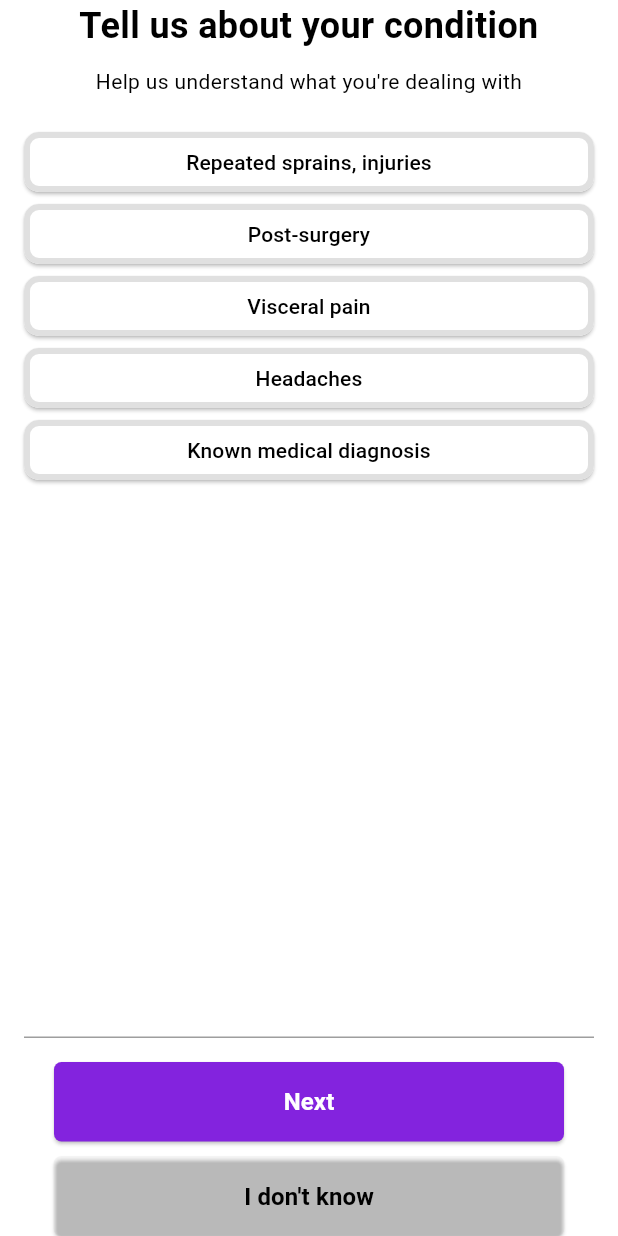
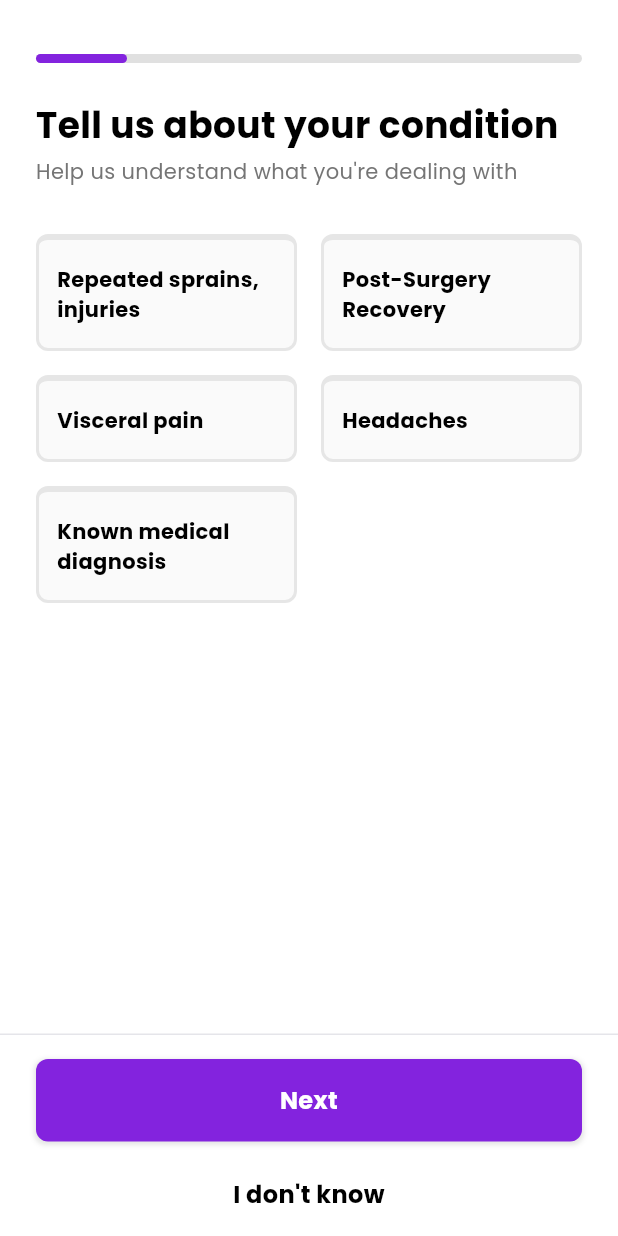
Before and after one commit to Akshat-sGit/cogniant, a Flutter app: the screen it shows after launch, after a tap on "Next", on a phone screen of 412 x 824 dp. Run offline on Flutter 3.47's test engine with Material 3 defaults, Android fonts, the phone set to English and light mode, and no system bars; our stand-ins replace google_fonts.

Commit message:
UI changes

```diff
--- a/lib/main.dart
+++ b/lib/main.dart
@@ -1,6 +1,7 @@
-import 'package:cogniant/screens/first_screen.dart';
+import 'package:cogniant/screens/first_page.dart';
 import 'package:cogniant/screens/second_page.dart';
 import 'package:flutter/material.dart';
+import 'package:google_fonts/google_fonts.dart';
 
 void main() {
   runApp(const MyApp());
@@ -9,15 +10,19 @@ void main() {
 class MyApp extends StatelessWidget {
   const MyApp({super.key});
 
-  // This widget is the root of your application.
   @override
   Widget build(BuildContext context) {
     return MaterialApp(
       debugShowCheckedModeBanner: false,
-      initialRoute: FirstPage.id ,
+      theme: ThemeData(
+        textTheme: GoogleFonts.poppinsTextTheme(
+          Theme.of(context).textTheme,
+        ),
+      ),
+      initialRoute: FirstPage.id,
       routes: {
-        FirstPage.id: (context) => const  FirstPage(),
-        SecondPage.id: (context) => SecondPage(),
+        FirstPage.id: (context) => const FirstPage(),
+        SecondPage.id: (context) => const SecondPage(),
       },
     );
   }
--- /dev/null
+++ b/lib/screens/first_page.dart
@@ -0,0 +1,96 @@
+import 'package:cogniant/screens/second_page.dart';
+import 'package:cogniant/widgets/custom_button.dart';
+import 'package:flutter/material.dart';
+
+class FirstPage extends StatelessWidget {
+  const FirstPage({super.key});
+
+  static const String id = 'Firstpage';
+
+  @override
+  Widget build(BuildContext context) {
+    return Scaffold(
+      backgroundColor: const Color(0xFF530e99),
+      body: Padding(
+        padding: const EdgeInsets.symmetric(horizontal: 24.0),
+        child: Column(
+          crossAxisAlignment: CrossAxisAlignment.stretch,
+          children: [
+            Expanded(
+              child: Center(
+                child: Column(
+                  mainAxisAlignment: MainAxisAlignment.center,
+                  crossAxisAlignment: CrossAxisAlignment.start,
+                  children: [
+                    const Text(
+                      'First, help us',
+                      style: TextStyle(
+                          color: Colors.white,
+                          fontSize: 28,
+                          fontWeight: FontWeight.w700),
+                    ),
+                    const Text(
+                      'understand',
+                      style: TextStyle(
+                          color: Colors.white,
+                          fontSize: 28,
+                          fontWeight: FontWeight.w700),
+                    ),
+                    const Text(
+                      'your conditions',
+                      style: TextStyle(
+                          color: Colors.white,
+                          fontSize: 28,
+                          fontWeight: FontWeight.w700),
+                    ),
+                    const SizedBox(height: 12),
+                    const Text(
+                      'This will allow us to:',
+                      style: TextStyle(color: Colors.white),
+                    ),
+                    const SizedBox(height: 12),
+                    buildListItem('Recommend better treatments'),
+                    buildListItem('Personalize your experience'),
+                    buildListItem('Provide you with relevant content'),
+                  ],
+                ),
+              ),
+            ),
+            CustomButton(
+              buttonText: 'Next',
+              callbackAction: () => Navigator.pushNamed(context, SecondPage.id),
+            ),
+            SizedBox(
+              height: MediaQuery.of(context).padding.bottom + 16.0,
+            ),
+          ],
+        ),
+      ),
+    );
+  }
+
+  Widget buildListItem(String text) {
+    return Padding(
+      padding: const EdgeInsets.symmetric(vertical: 8.0),
+      child: Row(
+        crossAxisAlignment: CrossAxisAlignment.center,
+        children: [
+          const CircleAvatar(
+            backgroundColor: Color.fromARGB(255, 132, 32, 228),
+            radius: 12, // Adjust the radius of the circle
+            child: Icon(
+              Icons.check,
+              color: Colors.white, // White checkmark icon
+              size: 18, // Adjust the size of the icon
+            ),
+          ),
+          const SizedBox(width: 10),
+          Text(
+            text,
+            style: const TextStyle(color: Colors.white),
+          ),
+        ],
+      ),
+    );
+  }
+}
--- a/lib/screens/first_screen.dart
+++ /dev/null
@@ -1,107 +0,0 @@
-import 'package:cogniant/screens/second_page.dart';
-import 'package:flutter/material.dart';
-
-class FirstPage extends StatelessWidget {
-  const FirstPage({super.key});
-
-  static const String id = 'Firstpage';
-
-  @override
-  Widget build(BuildContext context) {
-    return Scaffold(
-      backgroundColor:const Color(0xFF530e99), // Ensure this color is visible
-      body: Column(
-        crossAxisAlignment: CrossAxisAlignment.stretch,
-        children: [
-          Expanded(
-            child: Center(
-              child: Align(
-                alignment: Alignment.centerLeft, // Align content to the center-left
-                child: Padding(
-                  padding: const EdgeInsets.only(left: 20.0, top: 40.0), // Add left and top padding
-                  child: Column(
-                    mainAxisAlignment: MainAxisAlignment.center,
-                    crossAxisAlignment: CrossAxisAlignment.start,
-                    children: [
-                      const Text(
-                        'First, help us',
-                        style: TextStyle(color: Colors.white, fontSize: 28, fontWeight: FontWeight.w700),
-                      ),
-                      const Text(
-                        'understand',
-                        style: TextStyle(color: Colors.white, fontSize: 28, fontWeight: FontWeight.w700),
-                      ),
-                      const Text(
-                        'your conditions',
-                        style: TextStyle(color: Colors.white, fontSize: 28, fontWeight: FontWeight.w700),
-                      ),
-                      const SizedBox(height: 10),
-                      const Text(
-                        'This will allow us to:',
-                        style: TextStyle(color: Colors.white),
-                      ),
-                      const SizedBox(height: 10),
-                      buildListItem('Recommend better treatments'),
-                      buildListItem('Personalize your experience'),
-                      buildListItem('Provide you with relevant content'),
-                    ],
-                  ),
-                ),
-              ),
-            ),
-          ),
-          Container(
-            margin: const EdgeInsets.all(20),
-            child: ElevatedButton(
-              onPressed: () {
-                // Add functionality for button press
-                Navigator.pushNamed(context, SecondPage.id);
-
-              },
-              style: ElevatedButton.styleFrom(
-                padding: const EdgeInsets.symmetric(vertical: 15), // Adjust button padding
-                backgroundColor: const Color.fromARGB(255, 131, 35, 222),
-                shape: RoundedRectangleBorder(
-                  borderRadius: BorderRadius.circular(5),
-                ),
-              ),
-              child: const Text(
-                "Next",
-                style: TextStyle(
-                  color: Colors.white,
-                  fontSize: 16,
-                  fontWeight: FontWeight.bold,
-                ),
-              ),
-            ),
-          ),
-        ],
-      ),
-    );
-  }
-
-  Widget buildListItem(String text) {
-    return Padding(
-      padding: const EdgeInsets.symmetric(vertical: 8.0),
-      child: Row(
-        crossAxisAlignment: CrossAxisAlignment.center,
-        children: [
-          const CircleAvatar(
-            backgroundColor: Color.fromARGB(255, 132, 32, 228),
-            radius: 12, // Adjust the radius of the circle
-            child: Icon(
-              Icons.check,
-              color: Colors.white, // White checkmark icon
-              size: 18, // Adjust the size of the icon
-            ),
-          ),
-          const SizedBox(width: 10),
-          Text(
-            text,
-            style: const TextStyle(color: Colors.white),
-          ),
-        ],
-      ),
-    );
-  }
-}
--- a/lib/screens/second_page.dart
+++ b/lib/screens/second_page.dart
@@ -1,62 +1,126 @@
+import 'package:cogniant/widgets/condition_tile.dart';
+import 'package:flutter/cupertino.dart';
 import 'package:flutter/material.dart';
 import 'package:cogniant/widgets/custom_button.dart';
 
-
-class SecondPage extends StatelessWidget {
-  SecondPage({super.key});
+class SecondPage extends StatefulWidget {
+  const SecondPage({super.key});
 
   static const String id = 'SecondPage';
 
+  @override
+  State<SecondPage> createState() => _SecondPageState();
+}
+
+class _SecondPageState extends State<SecondPage> {
   // List of texts for the buttons
   final List<String> buttonTexts = [
     'Repeated sprains, injuries',
-    'Post-surgery',
+    'Post-Surgery Recovery',
     'Visceral pain',
     'Headaches',
     'Known medical diagnosis',
   ];
 
+  int selectedIndex = -1;
+
   @override
   Widget build(BuildContext context) {
+    List<Padding> getRows() {
+      List<Padding> rows = [];
+      for (int i = 0; i < buttonTexts.length; i += 2) {
+        rows.add(
+          Padding(
+            padding: const EdgeInsets.symmetric(vertical: 8.0),
+            child: Row(
+              children: [
+                GestureDetector(
+                  onTap: () {
+                    setState(() {
+                      selectedIndex = i;
+                    });
+                  },
+                  child: ConditionTile(
+                    condition: buttonTexts[i],
+                    selected: selectedIndex == i,
+                  ),
+                ),
+                const SizedBox(width: 16.0),
+                if (i + 1 < buttonTexts.length)
+                  GestureDetector(
+                    onTap: () {
+                      setState(() {
+                        selectedIndex = i + 1;
+                      });
+                    },
+                    child: ConditionTile(
+                      condition: buttonTexts[i + 1],
+                      selected: selectedIndex == i + 1,
+                    ),
+                  ),
+              ],
+            ),
+          ),
+        );
+      }
+      return rows;
+    }
+
     return Scaffold(
       backgroundColor: Colors.white,
-      body: Padding(
-        padding: const EdgeInsets.symmetric(horizontal: 16, vertical: 0),
+      body: SafeArea(
         child: Column(
           mainAxisAlignment: MainAxisAlignment.start,
-          crossAxisAlignment: CrossAxisAlignment.center,
+          crossAxisAlignment: CrossAxisAlignment.start,
           children: [
-            Container( // Set width to 80% of screen width
+            Padding(
+              padding: const EdgeInsets.symmetric(horizontal: 24.0),
               child: Column(
-                mainAxisAlignment: MainAxisAlignment.center,
-                crossAxisAlignment: CrossAxisAlignment.center,
+                mainAxisAlignment: MainAxisAlignment.start,
+                crossAxisAlignment: CrossAxisAlignment.start,
                 children: [
+                  const SizedBox(height: 36.0),
+                  Stack(
+                    children: [
+                      Container(
+                        height: 6.0,
+                        width: double.infinity,
+                        decoration: BoxDecoration(
+                          color: Colors.grey[300],
+                          borderRadius: BorderRadius.circular(50.0),
+                        ),
+                      ),
+                      Container(
+                        height: 6.0,
+                        width: (MediaQuery.of(context).size.width - 48.0) / 6,
+                        decoration: BoxDecoration(
+                          color: const Color.fromARGB(255, 131, 35, 222),
+                          borderRadius: BorderRadius.circular(50.0),
+                        ),
+                      ),
+                    ],
+                  ),
+                  const SizedBox(height: 24.0),
                   const Text(
                     'Tell us about your condition',
-                    style: TextStyle(color: Colors.black, fontWeight: FontWeight.bold, fontSize: 24),
+                    style: TextStyle(
+                      color: Colors.black,
+                      fontWeight: FontWeight.bold,
+                      fontSize: 24,
+                    ),
                     textAlign: TextAlign.center,
                   ),
-                  const SizedBox(height: 10),
-                  const Text(
+                  const SizedBox(height: 4.0),
+                  Text(
                     "Help us understand what you're dealing with",
-                    style: TextStyle(color: Colors.black),
+                    style: TextStyle(
+                      color: Colors.grey[600],
+                    ),
                     textAlign: TextAlign.center,
                   ),
-                  const SizedBox(height: 20),
-                  ListView.builder(
-                    shrinkWrap: true,
-                    physics: const NeverScrollableScrollPhysics(),
-                    // gridDelegate: const SliverGridDelegateWithFixedCrossAxisCount(
-                    //   crossAxisCount: 2,
-                    //   crossAxisSpacing: 10.0,
-                    //   mainAxisSpacing: 10.0,
-                    // ),
-                    itemCount: buttonTexts.length,
-                    itemBuilder: (BuildContext context, int index) {
-                      return CustomButton(
-                        buttonText: buttonTexts[index], // Pass text to CustomButton widget
-                      );
-                    },
+                  const SizedBox(height: 24.0),
+                  Column(
+                    children: getRows(),
                   ),
                 ],
               ),
@@ -64,68 +128,32 @@ class SecondPage extends StatelessWidget {
             const Spacer(),
             const Divider(
               height: 1,
-              color: Colors.grey,
+              color: CupertinoColors.systemGrey5,
             ),
-            const SizedBox(
-              height: 16,
-            ),
-            Container(
-              margin: const EdgeInsets.symmetric(horizontal: 20),
-              child: Row(
+            const SizedBox(height: 16.0),
+            Padding(
+              padding: const EdgeInsets.symmetric(horizontal: 24.0),
+              child: Column(
                 children: [
-                  Expanded(
-                    child: ElevatedButton(
-                      onPressed: () {
-                        // Add functionality for "Next" button press
-                        Navigator.pushNamed(context, SecondPage.id);
-                      },
-                      style: ElevatedButton.styleFrom(
-                        padding: const EdgeInsets.symmetric(vertical: 15), // Adjust button padding
-                        backgroundColor: const Color.fromARGB(255, 131, 35, 222),
-                        shape: RoundedRectangleBorder(
-                          borderRadius: BorderRadius.circular(5),
-                        ),
-                      ),
-                      child: const Text(
-                        "Next",
-                        style: TextStyle(
-                          color: Colors.white,
-                          fontSize: 16,
-                          fontWeight: FontWeight.bold,
-                        ),
-                      ),
-                    ),
+                  CustomButton(
+                    buttonText: 'Next',
+                    callbackAction: () {},
                   ),
                 ],
               ),
             ),
-            const SizedBox(height: 10),
-            Container(
-              margin: const EdgeInsets.symmetric(horizontal: 20),
-              child: Row(
+            const SizedBox(height: 8.0),
+            Padding(
+              padding: const EdgeInsets.symmetric(horizontal: 24.0),
+              child: Column(
                 children: [
-                  Expanded(
-                    child: ElevatedButton(
-                      onPressed: () {
-                        // Add functionality for "I don't know" button press
-                        // Implement your logic here
-                      },
-                      style: ElevatedButton.styleFrom(
-                        padding: const EdgeInsets.symmetric(vertical: 15), // Adjust button padding
-                        backgroundColor:const Color.fromARGB(0, 255, 255, 255),
-                        shape: RoundedRectangleBorder(
-                          borderRadius: BorderRadius.circular(5),
-                        ),
-                      ),
-                      child: const Text(
-                        "I don't know",
-                        style: TextStyle(
-                          color: Colors.black,
-                          fontSize: 16,
-                          fontWeight: FontWeight.bold,
-                        ),
-                      ),
-                    ),
+                  CustomButton(
+                    buttonText: "I don't know",
+                    callbackAction: () {
+                      debugPrint("I don't know");
+                    },
+                    backgroundColor: Colors.transparent,
+                    textColor: Colors.black,
                   ),
                 ],
               ),
--- /dev/null
+++ b/lib/widgets/condition_tile.dart
@@ -0,0 +1,55 @@
+import 'package:flutter/material.dart';
+
+class ConditionTile extends StatelessWidget {
+  const ConditionTile({
+    super.key,
+    required this.condition,
+    required this.selected,
+  });
+
+  final String condition;
+  final bool selected;
+
+  @override
+  Widget build(BuildContext context) {
+    Color borderColor = selected
+        ? const Color.fromARGB(255, 131, 35, 222)
+        : const Color(0xFFE6E6E6);
+    return AnimatedContainer(
+      duration: const Duration(milliseconds: 100),
+      padding: const EdgeInsets.symmetric(vertical: 16.0, horizontal: 12.0),
+      width: (MediaQuery.of(context).size.width - 48.0 - 16.0) / 2,
+      decoration: BoxDecoration(
+        color: selected ? const Color(0xFFF6E9FF) : const Color(0xFFFAFAFA),
+        borderRadius: BorderRadius.circular(8.0),
+        border: Border(
+          top: BorderSide(
+            color: borderColor,
+            width: selected ? 2 : 4,
+          ),
+          bottom: BorderSide(
+            color: borderColor,
+            width: selected ? 4 : 2,
+          ),
+          left: BorderSide(
+            color: borderColor,
+            width: 2,
+          ),
+          right: BorderSide(
+            color: borderColor,
+            width: 2,
+          ),
+        ),
+      ),
+      child: Text(
+        condition,
+        style: const TextStyle(
+          color: Colors.black,
+          fontSize: 14.0,
+          fontWeight: FontWeight.bold,
+        ),
+        textAlign: TextAlign.start,
+      ),
+    );
+  }
+}
--- a/lib/widgets/custom_button.dart
+++ b/lib/widgets/custom_button.dart
@@ -2,41 +2,56 @@ import 'package:flutter/material.dart';
 
 class CustomButton extends StatefulWidget {
   final String buttonText;
+  final VoidCallback callbackAction;
+  final Color? backgroundColor;
+  final Color? textColor;
 
-  const CustomButton({super.key, required this.buttonText});
+  const CustomButton({
+    super.key,
+    required this.buttonText,
+    required this.callbackAction,
+    this.backgroundColor,
+    this.textColor,
+  });
 
   @override
-  // ignore: library_private_types_in_public_api
-  _CustomButtonState createState() => _CustomButtonState();
+  CustomButtonState createState() => CustomButtonState();
 }
 
-class _CustomButtonState extends State<CustomButton> {
+class CustomButtonState extends State<CustomButton> {
   bool isPressed = false;
 
   @override
   Widget build(BuildContext context) {
-    return ElevatedButton(
-      onPressed: () {
-        setState(() {
-          isPressed = !isPressed; // Toggle isPressed state
-        });
-      },
-      style: ElevatedButton.styleFrom(
-        backgroundColor: Colors.white, // Change background color on press
-        shape: RoundedRectangleBorder(
-          borderRadius: BorderRadius.circular(10.0), // Rounded corners
-          side: BorderSide(
-            color: isPressed ? Colors.purple : Colors.grey[300]!, // Border color changes on press
-            width: 4.0,
-          ),
+    return GestureDetector(
+      behavior: HitTestBehavior.translucent,
+      onTap: widget.callbackAction,
+      child: Container(
+        padding: const EdgeInsets.symmetric(vertical: 16.0, horizontal: 16.0),
+        width: double.infinity,
+        decoration: BoxDecoration(
+          color:
+              widget.backgroundColor ?? const Color.fromARGB(255, 131, 35, 222),
+          borderRadius: BorderRadius.circular(8.0),
+          boxShadow: widget.backgroundColor == Colors.transparent
+              ? []
+              : [
+                  BoxShadow(
+                    color: Colors.black.withOpacity(0.1),
+                    spreadRadius: 1,
+                    blurRadius: 2,
+                    offset: const Offset(0, 1),
+                  ),
+                ],
         ),
-      ),
-      child: SizedBox(
-        width: double.infinity,
         child: Center(
           child: Text(
             widget.buttonText,
-            style: const TextStyle(color: Colors.black),
+            style: TextStyle(
+              color: widget.textColor ?? Colors.white,
+              fontSize: 16,
+              fontWeight: FontWeight.bold,
+            ),
             textAlign: TextAlign.center,
           ),
         ),
--- a/pubspec.yaml
+++ b/pubspec.yaml
@@ -19,7 +19,7 @@ publish_to: 'none' # Remove this line if you wish to publish to pub.dev
 version: 1.0.0+1
 
 environment:
-  sdk: '>=3.4.1 <4.0.0'
+  sdk: '>=3.3.0 <4.0.0'
 
 # Dependencies specify other packages that your package needs in order to work.
 # To automatically upgrade your package dependencies to the latest versions
@@ -35,6 +35,7 @@ dependencies:
   # The following adds the Cupertino Icons font to your application.
   # Use with the CupertinoIcons class for iOS style icons.
   cupertino_icons: ^1.0.6
+  google_fonts: ^6.2.1
 
 dev_dependencies:
   flutter_test:
```
Also changed, not shown: pubspec.lock, 8 other files.
